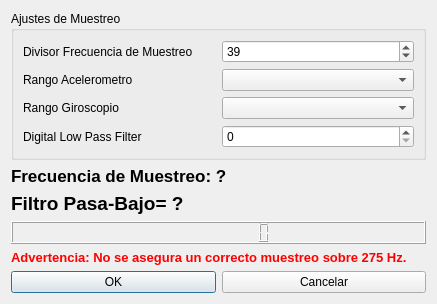
The window that ajustessensores.ui (hectorda/Bio-Feedback) describes before a commit, drawn with Qt 5.
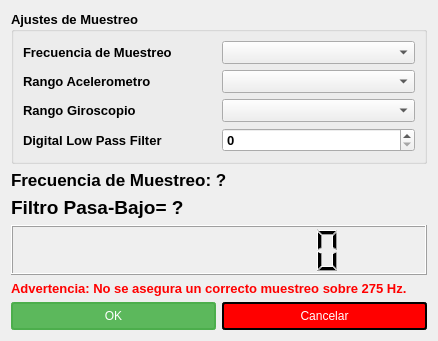
The same window after the commit. Icons and pictures are not drawn.

Diff of the .ui file:
```diff
--- a/ajustessensores.ui
+++ b/ajustessensores.ui
@@ -6,7 +6,7 @@
    <rect>
     <x>0</x>
     <y>0</y>
-    <width>437</width>
+    <width>438</width>
     <height>300</height>
    </rect>
   </property>
@@ -20,64 +20,120 @@
   <layout class="QVBoxLayout" name="verticalLayout">
    <item>
     <widget class="QGroupBox" name="groupBox">
+     <property name="font">
+      <font>
+       <pointsize>10</pointsize>
+       <weight>75</weight>
+       <bold>true</bold>
+      </font>
+     </property>
      <property name="title">
       <string>Ajustes de Muestreo</string>
      </property>
      <layout class="QGridLayout" name="gridLayout">
       <item row="0" column="0">
        <widget class="QLabel" name="labelDivisorFrecuenciaMuestreo">
+        <property name="font">
+         <font>
+          <pointsize>10</pointsize>
+          <weight>75</weight>
+          <bold>true</bold>
+         </font>
+        </property>
         <property name="text">
-         <string>Divisor Frecuencia de Muestreo</string>
+         <string>Frecuencia de Muestreo</string>
         </property>
        </widget>
       </item>
-      <item row="0" column="1">
-       <widget class="QSpinBox" name="spinBoxSampleRate">
-        <property name="minimum">
-         <number>0</number>
-        </property>
-        <property name="maximum">
-         <number>255</number>
-        </property>
-        <property name="value">
-         <number>39</number>
-        </property>
-       </widget>
-      </item>
-      <item row="1" column="0">
+      <item row="2" column="0">
        <widget class="QLabel" name="label">
+        <property name="font">
+         <font>
+          <pointsize>10</pointsize>
+          <weight>75</weight>
+          <bold>true</bold>
+         </font>
+        </property>
         <property name="text">
          <string>Rango Acelerometro</string>
         </property>
        </widget>
       </item>
-      <item row="1" column="1">
-       <widget class="QComboBox" name="comboBoxAscale"/>
-      </item>
-      <item row="2" column="0">
-       <widget class="QLabel" name="label_2">
-        <property name="text">
-         <string>Rango Giroscopio</string>
-        </property>
-       </widget>
-      </item>
       <item row="2" column="1">
-       <widget class="QComboBox" name="comboBoxGscale"/>
+       <widget class="QComboBox" name="comboBoxAscale">
+        <property name="font">
+         <font>
+          <pointsize>10</pointsize>
+          <weight>75</weight>
+          <bold>true</bold>
+         </font>
+        </property>
+       </widget>
       </item>
       <item row="3" column="0">
+       <widget class="QLabel" name="label_2">
+        <property name="font">
+         <font>
+          <pointsize>10</pointsize>
+          <weight>75</weight>
+          <bold>true</bold>
+         </font>
+        </property>
+        <property name="text">
+         <string>Rango Giroscopio</string>
+        </property>
+       </widget>
+      </item>
+      <item row="3" column="1">
+       <widget class="QComboBox" name="comboBoxGscale">
+        <property name="font">
+         <font>
+          <pointsize>10</pointsize>
+          <weight>75</weight>
+          <bold>true</bold>
+         </font>
+        </property>
+       </widget>
+      </item>
+      <item row="4" column="0">
        <widget class="QLabel" name="label_4">
+        <property name="font">
+         <font>
+          <pointsize>10</pointsize>
+          <weight>75</weight>
+          <bold>true</bold>
+         </font>
+        </property>
         <property name="text">
          <string>Digital Low Pass Filter</string>
         </property>
        </widget>
       </item>
-      <item row="3" column="1">
+      <item row="4" column="1">
        <widget class="QSpinBox" name="spinBoxDLPF">
+        <property name="font">
+         <font>
+          <pointsize>10</pointsize>
+          <weight>75</weight>
+          <bold>true</bold>
+         </font>
+        </property>
         <property name="maximum">
          <number>6</number>
         </property>
        </widget>
       </item>
+      <item row="0" column="1">
+       <widget class="QComboBox" name="comboBoxFrecuenciaMuestreo">
+        <property name="font">
+         <font>
+          <pointsize>10</pointsize>
+          <weight>75</weight>
+          <bold>true</bold>
+         </font>
+        </property>
+       </widget>
+      </item>
      </layout>
     </widget>
    </item>
@@ -125,6 +181,12 @@
    </item>
    <item>
     <widget class="QLCDNumber" name="lcdNumberSampleRate">
+     <property name="minimumSize">
+      <size>
+       <width>50</width>
+       <height>50</height>
+      </size>
+     </property>
      <property name="digitCount">
       <number>10</number>
      </property>
@@ -151,6 +213,25 @@
     <layout class="QHBoxLayout" name="horizontalLayout">
      <item>
       <widget class="QPushButton" name="pushButtonOK">
+       <property name="styleSheet">
+        <string notr="true">QPushButton{
+color : white;
+background-color: #5cb85c;
+border: 2px solid #4cae4c;
+border-radius: 3px;
+padding: 5px;
+min-width: 80px;
+}
+
+QPushButton:hover {
+background-color: #47a447;
+border: 2px solid #398439;
+}
+
+QPushButton:pressed {
+border: 3px solid #398439;
+}</string>
+       </property>
        <property name="text">
         <string>OK</string>
        </property>
@@ -158,6 +239,25 @@
      </item>
      <item>
       <widget class="QPushButton" name="pushButtonExit">
+       <property name="styleSheet">
+        <string notr="true">QPushButton{
+color : white;
+background-color: rgb(255, 0, 0);
+border: 2px solid;
+border-radius: 3px;
+padding: 5px;
+min-width: 80px;
+}
+
+QPushButton:hover {
+background-color: rgb(170, 0, 0);
+border: 2px solid ;
+}
+
+QPushButton:pressed {
+border: 3px solid rgb(102, 0, 0);
+}</string>
+       </property>
        <property name="text">
         <string>Cancelar</string>
        </property>
```
